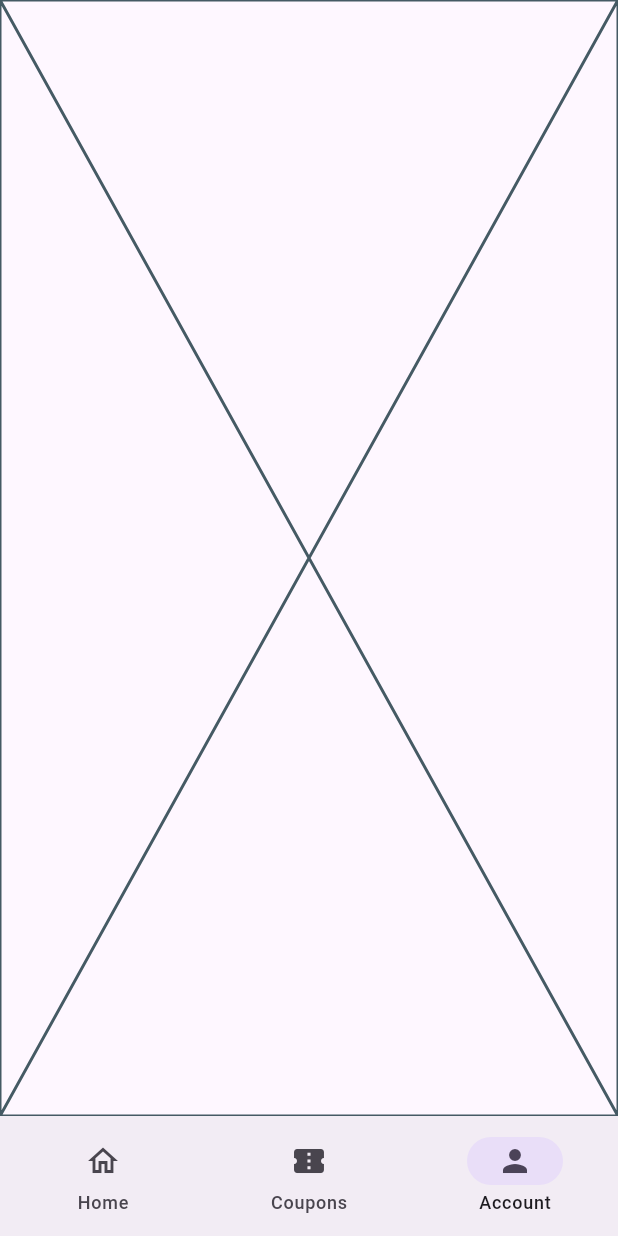
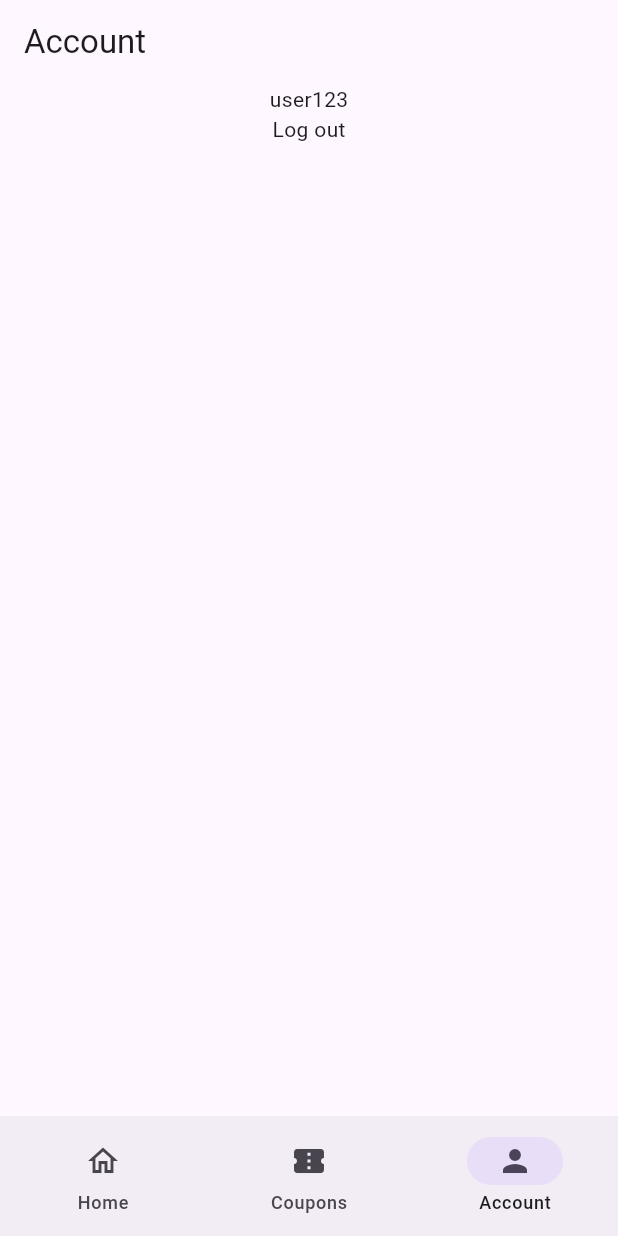
Before and after one commit to an-tonic/Virtual-Voyagers, a Flutter app: the screen it shows after launch, item 3 of the bottom bar chosen, on a phone screen of 412 x 824 dp. Run offline on Flutter 3.47's test engine with Material 3 defaults, Android fonts, the phone set to English and light mode, and no system bars.

Commit message:
add account page

```diff
--- /dev/null
+++ b/lib/AccountPage.dart
@@ -0,0 +1,27 @@
+import 'package:flutter/cupertino.dart';
+import 'package:flutter/material.dart';
+
+class AccountPage extends StatefulWidget {
+  const AccountPage({super.key});
+
+  @override
+  State<AccountPage> createState() => _AccountPageState();
+}
+
+class _AccountPageState extends State<AccountPage> {
+  final String username = "user123";
+
+  get onPressed => null;
+
+  @override
+  Widget build(BuildContext context) {
+    return Scaffold(
+      appBar: AppBar(title: const Text('Account')),
+      body: SafeArea(
+        child: Center(
+          child: Column(children: [Text(username), Text("Log out")]),
+        ),
+      ),
+    );
+  }
+}
--- a/lib/CouponsPage.dart
+++ b/lib/CouponsPage.dart
@@ -23,7 +23,7 @@ class _CouponsPageState extends State<CouponsPage> {
   @override
   Widget build(BuildContext context) {
     return Scaffold(
-      appBar: AppBar(title: const Text('Coupons Page')),
+      appBar: AppBar(title: const Text('Coupons')),
       body: SafeArea(
         child: Column(
           children: [
--- a/lib/HomePage.dart
+++ b/lib/HomePage.dart
@@ -26,7 +26,7 @@ class _HomePageState extends State<HomePage> {
   @override
   Widget build(BuildContext context) {
     return Scaffold(
-      appBar: AppBar(title: const Text('Home Page')),
+      appBar: AppBar(title: const Text('Home')),
       body: SafeArea(
         child: Column(
           children: [
--- a/lib/main.dart
+++ b/lib/main.dart
@@ -1,6 +1,7 @@
 import 'package:flutter/material.dart';
 import 'HomePage.dart';
 import 'CouponsPage.dart';
+import 'AccountPage.dart';
 
 void main() {
   runApp(const MyApp());
@@ -67,7 +68,7 @@ class _MainPageState extends State<MainPage> {
             CouponsPage(),
 
             /// Account page
-            Placeholder(),
+            AccountPage(),
           ][currentPageIndex],
     );
   }
```
